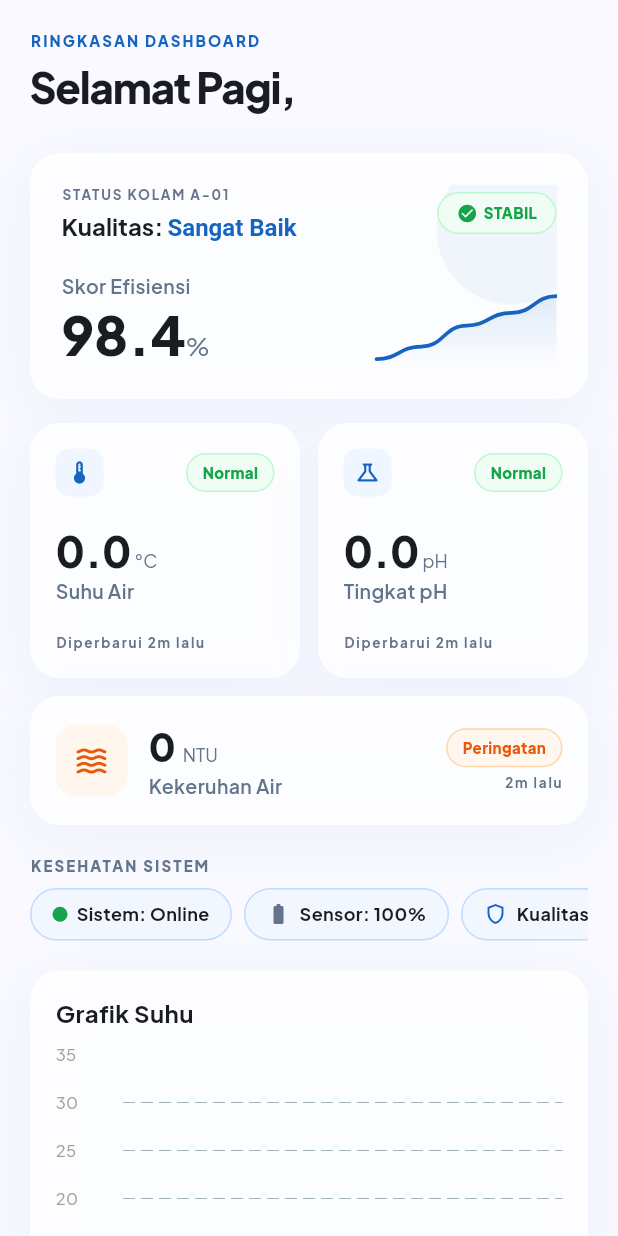
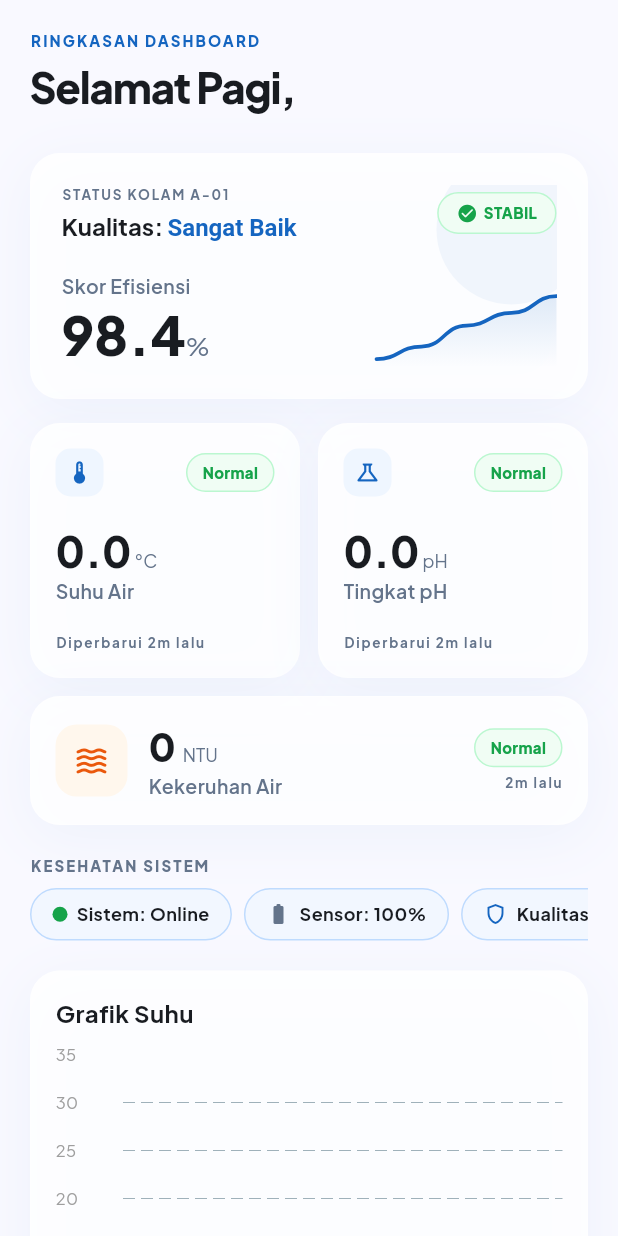
Before and after one commit to aqulyze-wq/Aqualyze-Mobile, a Flutter app: the DashboardScreen widget shown alone on an empty page, opened directly with empty values, on a phone screen of 412 x 824 dp. Run offline on Flutter 3.47's test engine with Material 3 defaults, Android fonts, the phone set to English and light mode, and no system bars; drawn by our look-alikes of fl_chart; our stand-ins replace shared_preferences; accounts and stored records are empty; network calls fail.

Commit message:
Selesaikan dashboard mobile dengan grafik dan status sensor dinamis

```diff
--- a/lib/main.dart
+++ b/lib/main.dart
@@ -49,6 +49,9 @@ class _AppRootState extends State<_AppRoot> {
   AquaUser? _user;
   AppView _activeTab = AppView.dashboard;
 
+  String _statusTemperature = "Normal";
+  String _statusPh = "Normal";
+  String _statusTurbidity = "Normal";
   // Shared telemetry state
   double _temperature = 28.5;
   double _ph = 7.2;
@@ -116,6 +119,10 @@ class _AppRootState extends State<_AppRoot> {
         _temperature = (data["suhu"] as num).toDouble();
         _ph = (data["ph"] as num).toDouble();
         _turbidity = data["kekeruhan"] as int;
+
+        _statusTemperature = data["status_suhu"] ?? "Normal";
+        _statusPh = data["status_ph"] ?? "Normal";
+        _statusTurbidity = data["status_kekeruhan"] ?? "Normal";
 
         print("SETSTATE SUHU = $_temperature");
 
@@ -215,6 +222,9 @@ class _AppRootState extends State<_AppRoot> {
           temperature: _temperature,
           ph: _ph,
           turbidity: _turbidity,
+          statusTemperature: _statusTemperature,
+          statusPh: _statusPh,
+          statusTurbidity: _statusTurbidity,
           history: _history,
           onNavigate: (tab) => setState(() => _activeTab = tab),
         ),
--- a/lib/screens/dashboard_screen.dart
+++ b/lib/screens/dashboard_screen.dart
@@ -23,6 +23,11 @@ class DashboardScreen extends StatefulWidget {
   final double temperature;
   final double ph;
   final int turbidity;
+
+  final String statusTemperature;
+  final String statusPh;
+  final String statusTurbidity;
+
   final List<dynamic> history;
   final ValueChanged<AppView> onNavigate;
 
@@ -32,6 +37,9 @@ class DashboardScreen extends StatefulWidget {
     required this.temperature,
     required this.ph,
     required this.turbidity,
+    required this.statusTemperature,
+    required this.statusPh,
+    required this.statusTurbidity,
     required this.history,
     required this.onNavigate,
   });
@@ -80,6 +88,22 @@ class _DashboardScreenState extends State<DashboardScreen> {
     return 'Selamat Malam';
   }
 
+  Widget _buildStatusBadge(String status) {
+    switch (status.toLowerCase()) {
+      case "normal":
+        return StatusBadge.normal();
+
+      case "warning":
+        return StatusBadge.warning();
+
+      case "danger":
+        return StatusBadge.danger();
+
+      default:
+        return StatusBadge.normal();
+    }
+  }
+
   @override
   Widget build(BuildContext context) {
     print(widget.history.length);
@@ -116,7 +140,7 @@ class _DashboardScreenState extends State<DashboardScreen> {
                     value: '$_liveTemp',
                     unit: '°C',
                     label: 'Suhu Air',
-                    badge: StatusBadge.normal(),
+                    badge: _buildStatusBadge(widget.statusTemperature),
                     onTap: () => widget.onNavigate(AppView.monitoring),
                   ),
                 ),
@@ -129,7 +153,7 @@ class _DashboardScreenState extends State<DashboardScreen> {
                     value: '$_livePh',
                     unit: 'pH',
                     label: 'Tingkat pH',
-                    badge: StatusBadge.normal(),
+                    badge: _buildStatusBadge(widget.statusPh),
                     onTap: () => widget.onNavigate(AppView.monitoring),
                   ),
                 ),
@@ -188,7 +212,7 @@ class _DashboardScreenState extends State<DashboardScreen> {
                   Column(
                     crossAxisAlignment: CrossAxisAlignment.end,
                     children: [
-                      StatusBadge.warning(),
+                      _buildStatusBadge(widget.statusTurbidity),
                       const SizedBox(height: 4),
                       Text('2m lalu', style: AquaText.micro),
                     ],
```
Also changed, not shown: lib/screens/login_screen.dart (+29 -21 lines).
